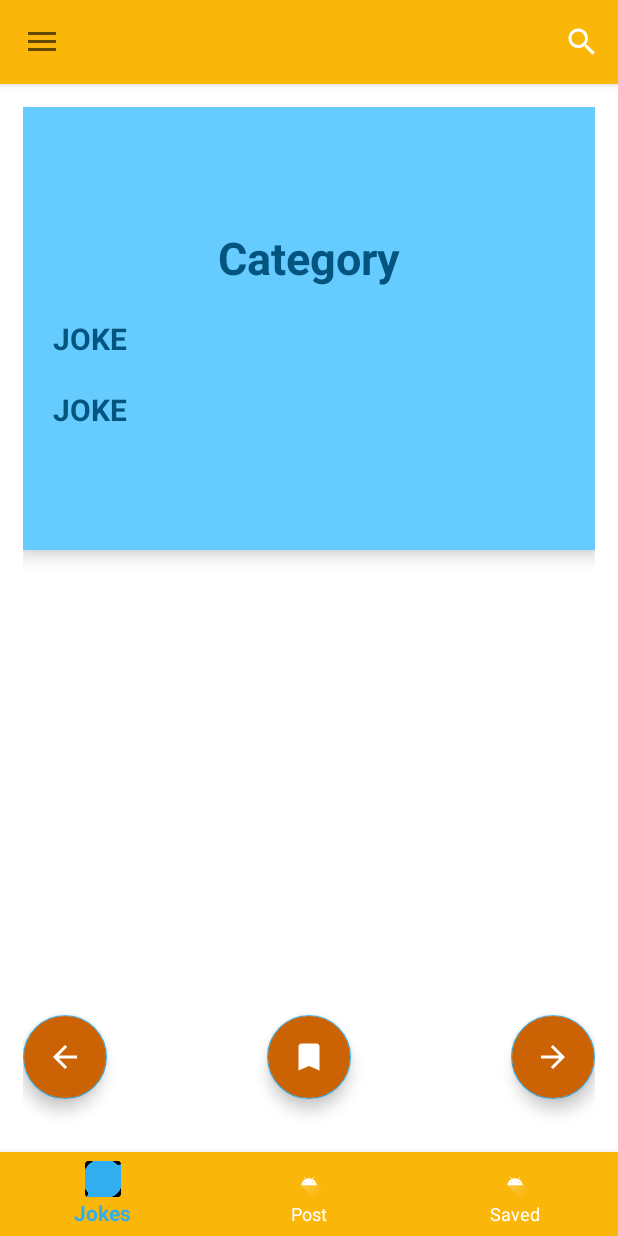
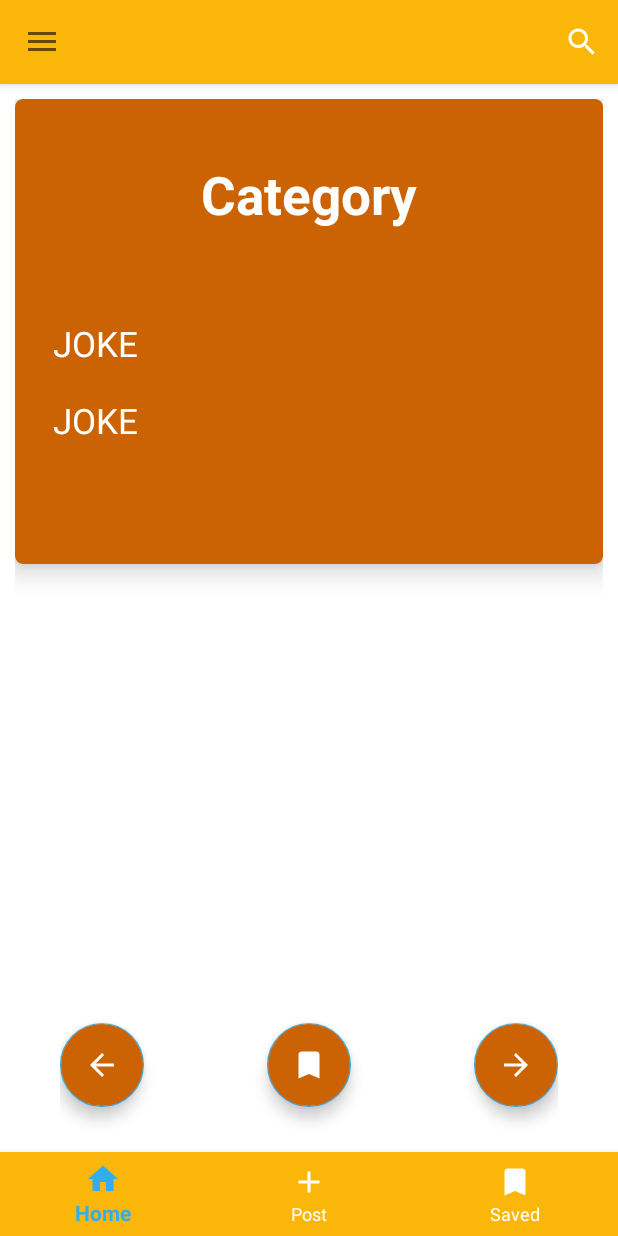
Before and after one commit to 4romgod/Got-Jokes, an Android app: the screen it shows after launch (MainActivity), on a phone screen of 412 x 824 dp. Run offline under Robolectric (Android 15) with nearby library versions, the phone set to English and light mode, and no system bars; 1 statement that could not run was skipped.

Commit message:
GUI IS LOOKING KINDA GOOD

```diff
--- a/app/src/main/java/com/template/got_jokes/Network/RetrofitClientInstance.java
+++ b/app/src/main/java/com/template/got_jokes/Network/RetrofitClientInstance.java
@@ -14,7 +14,7 @@ public class RetrofitClientInstance {
     public static Retrofit getRetrofitInstance(){
 
         HttpLoggingInterceptor interceptor = new HttpLoggingInterceptor();
-        interceptor.setLevel(HttpLoggingInterceptor.Level.NONE);
+        interceptor.setLevel(HttpLoggingInterceptor.Level.HEADERS);
         OkHttpClient client = new OkHttpClient.Builder()
                 .addInterceptor(interceptor)
                 .build();
--- a/app/src/main/java/com/template/got_jokes/mvvm/repository/RepositoryGetJoke.java
+++ /dev/null
@@ -1,38 +0,0 @@
-package com.template.got_jokes.mvvm.repository;
-
-import android.widget.Toast;
-
-import com.template.got_jokes.Network.IGetDataService;
-import com.template.got_jokes.Network.RetrofitClientInstance;
-import com.template.got_jokes.mvvm.model.Joke;
-import com.template.got_jokes.mvvm.model.Joke1P;
-
-import retrofit2.Call;
-import retrofit2.Callback;
-import retrofit2.Response;
-
-/*public class RepositoryGetJoke {
-
-    IGetDataService service = RetrofitClientInstance.getRetrofitInstance().create(IGetDataService.class);
-
-    public void getJoke(){
-        Call<Joke1P> call = service.getJoke1P("Dark");
-        call.enqueue(new Callback<Joke1P>() {
-            @Override
-            public void onResponse(Call<Joke1P> call, Response<Joke1P> response) {
-                progressDialog.dismiss();
-
-                Joke joke = response.body();
-                tvCategory.setText(joke.getCategory());
-                tvJoke.setText(joke.getJoke());
-            }
-
-            @Override
-            public void onFailure(Call<Joke1P> call, Throwable t) {
-                progressDialog.dismiss();
-                Toast.makeText(getContext(), "Something got fucked up", Toast.LENGTH_SHORT).show();
-            }
-        });
-    }
-
-}*/
--- a/app/src/main/java/com/template/got_jokes/mvvm/view/activity/MainActivity.java
+++ b/app/src/main/java/com/template/got_jokes/mvvm/view/activity/MainActivity.java
@@ -9,7 +9,7 @@ import android.view.MenuItem;
 import android.widget.Toast;
 
 import com.google.android.material.bottomnavigation.BottomNavigationView;
-import com.template.got_jokes.mvvm.view.fragment.FragJokes;
+import com.template.got_jokes.mvvm.view.fragment.FragHome;
 import com.template.got_jokes.mvvm.view.fragment.FragProfile;
 import com.template.got_jokes.mvvm.view.fragment.FragSaved;
 import com.template.got_jokes.R;
@@ -29,7 +29,7 @@ public class MainActivity extends AppCompatActivity {
         setContentView(R.layout.activity_main);
 
         initViews();
-        UI.replaceFragment(fragmentManager, new FragJokes(), R.id.layout_frame_main);
+        UI.replaceFragment(fragmentManager, new FragHome(), R.id.layout_frame_main);
 
         enableNavBottom();
     }       //end onCreate()
@@ -47,9 +47,9 @@ public class MainActivity extends AppCompatActivity {
 
                 switch (menuItem.getItemId()){
 
-                    case R.id.jokes:{
+                    case R.id.home:{
                         Toast.makeText(MainActivity.this, "Jokes", Toast.LENGTH_SHORT).show();
-                        UI.replaceFragment(fragmentManager, new FragJokes(), R.id.layout_frame_main);
+                        UI.replaceFragment(fragmentManager, new FragHome(), R.id.layout_frame_main);
                         break;
                     }
                     case R.id.saved:{
--- a/app/src/main/java/com/template/got_jokes/mvvm/view/fragment/FragJokes.java
+++ b/app/src/main/java/com/template/got_jokes/mvvm/view/fragment/FragHome.java
@@ -8,7 +8,6 @@ import android.view.MenuInflater;
 import android.view.MenuItem;
 import android.view.View;
 import android.view.ViewGroup;
-import android.widget.ImageView;
 import android.widget.SearchView;
 import android.widget.Toast;
 
@@ -23,12 +22,11 @@ import androidx.drawerlayout.widget.DrawerLayout;
 import androidx.fragment.app.Fragment;
 import androidx.fragment.app.FragmentManager;
 
-import com.google.android.material.appbar.AppBarLayout;
 import com.google.android.material.navigation.NavigationView;
 import com.template.got_jokes.R;
 import com.template.got_jokes.UI;
 
-public class FragJokes extends Fragment implements NavigationView.OnNavigationItemSelectedListener {
+public class FragHome extends Fragment implements NavigationView.OnNavigationItemSelectedListener {
     private static final String TAG = "FragJokes";
 
     //VIEWS
@@ -66,7 +64,7 @@ public class FragJokes extends Fragment implements NavigationView.OnNavigationIt
     @Override
     public View onCreateView(@NonNull LayoutInflater inflater, @Nullable ViewGroup container, @Nullable Bundle savedInstanceState) {
         if(layoutMain == null){
-            layoutMain = inflater.inflate(R.layout.frag_jokes, null);
+            layoutMain = inflater.inflate(R.layout.frag_home, null);
         }
         initViews();
         setupToolbar();
@@ -121,7 +119,7 @@ public class FragJokes extends Fragment implements NavigationView.OnNavigationIt
     public boolean onNavigationItemSelected(@NonNull MenuItem menuItem) {
         switch (menuItem.getItemId()){
 
-            case R.id.jokes:
+            case R.id.home:
                 catJoke = getString(R.string.any);
                 Toast.makeText(getContext(), catJoke, Toast.LENGTH_SHORT).show();
                 break;
--- /dev/null
+++ b/app/src/main/res/drawable/ic_add_white_24dp.xml
@@ -0,0 +1,5 @@
+<vector android:height="24dp" android:tint="#FFFFFF"
+    android:viewportHeight="24.0" android:viewportWidth="24.0"
+    android:width="24dp" xmlns:android="http://schemas.android.com/apk/res/android">
+    <path android:fillColor="#FF000000" android:pathData="M19,13h-6v6h-2v-6H5v-2h6V5h2v6h6v2z"/>
+</vector>
--- /dev/null
+++ b/app/src/main/res/drawable/ic_code_grey_24dp.xml
@@ -0,0 +1,5 @@
+<vector android:height="24dp" android:tint="#A1A1A1"
+    android:viewportHeight="24.0" android:viewportWidth="24.0"
+    android:width="24dp" xmlns:android="http://schemas.android.com/apk/res/android">
+    <path android:fillColor="#FF000000" android:pathData="M9.4,16.6L4.8,12l4.6,-4.6L8,6l-6,6 6,6 1.4,-1.4zM14.6,16.6l4.6,-4.6 -4.6,-4.6L16,6l6,6 -6,6 -1.4,-1.4z"/>
+</vector>
--- /dev/null
+++ b/app/src/main/res/drawable/ic_dark_grey_24dp.xml
@@ -0,0 +1,5 @@
+<vector android:height="24dp" android:tint="#A1A1A1"
+    android:viewportHeight="24.0" android:viewportWidth="24.0"
+    android:width="24dp" xmlns:android="http://schemas.android.com/apk/res/android">
+    <path android:fillColor="#FF000000" android:pathData="M11.99,2C6.47,2 2,6.47 2,12s4.47,10 9.99,10S22,17.53 22,12 17.52,2 11.99,2zM12,20c-4.42,0 -8,-3.58 -8,-8s3.58,-8 8,-8 8,3.58 8,8 -3.58,8 -8,8zM16.18,7.76l-1.06,1.06 -1.06,-1.06L13,8.82l1.06,1.06L13,10.94 14.06,12l1.06,-1.06L16.18,12l1.06,-1.06 -1.06,-1.06 1.06,-1.06zM7.82,12l1.06,-1.06L9.94,12 11,10.94 9.94,9.88 11,8.82 9.94,7.76 8.88,8.82 7.82,7.76 6.76,8.82l1.06,1.06 -1.06,1.06zM12,14c-2.33,0 -4.31,1.46 -5.11,3.5h10.22c-0.8,-2.04 -2.78,-3.5 -5.11,-3.5z"/>
+</vector>
--- /dev/null
+++ b/app/src/main/res/drawable/ic_home_white_24dp.xml
@@ -0,0 +1,5 @@
+<vector android:height="24dp" android:tint="#FFFFFF"
+    android:viewportHeight="24.0" android:viewportWidth="24.0"
+    android:width="24dp" xmlns:android="http://schemas.android.com/apk/res/android">
+    <path android:fillColor="#FF000000" android:pathData="M10,20v-6h4v6h5v-8h3L12,3 2,12h3v8z"/>
+</vector>
--- /dev/null
+++ b/app/src/main/res/drawable/ic_miscellaneous_grey_24dp.xml
@@ -0,0 +1,5 @@
+<vector android:height="24dp" android:tint="#A1A1A1"
+    android:viewportHeight="24.0" android:viewportWidth="24.0"
+    android:width="24dp" xmlns:android="http://schemas.android.com/apk/res/android">
+    <path android:fillColor="#FF000000" android:pathData="M18.6,6.62c-1.44,0 -2.8,0.56 -3.77,1.53L12,10.66 10.48,12h0.01L7.8,14.39c-0.64,0.64 -1.49,0.99 -2.4,0.99 -1.87,0 -3.39,-1.51 -3.39,-3.38S3.53,8.62 5.4,8.62c0.91,0 1.76,0.35 2.44,1.03l1.13,1 1.51,-1.34L9.22,8.2C8.2,7.18 6.84,6.62 5.4,6.62 2.42,6.62 0,9.04 0,12s2.42,5.38 5.4,5.38c1.44,0 2.8,-0.56 3.77,-1.53l2.83,-2.5 0.01,0.01L13.52,12h-0.01l2.69,-2.39c0.64,-0.64 1.49,-0.99 2.4,-0.99 1.87,0 3.39,1.51 3.39,3.38s-1.52,3.38 -3.39,3.38c-0.9,0 -1.76,-0.35 -2.44,-1.03l-1.14,-1.01 -1.51,1.34 1.27,1.12c1.02,1.01 2.37,1.57 3.82,1.57 2.98,0 5.4,-2.41 5.4,-5.38s-2.42,-5.37 -5.4,-5.37z"/>
+</vector>
--- /dev/null
+++ b/app/src/main/res/drawable/ic_shuffle_grey_24dp.xml
@@ -0,0 +1,5 @@
+<vector android:height="24dp" android:tint="#A1A1A1"
+    android:viewportHeight="24.0" android:viewportWidth="24.0"
+    android:width="24dp" xmlns:android="http://schemas.android.com/apk/res/android">
+    <path android:fillColor="#FF000000" android:pathData="M10.59,9.17L5.41,4 4,5.41l5.17,5.17 1.42,-1.41zM14.5,4l2.04,2.04L4,18.59 5.41,20 17.96,7.46 20,9.5L20,4h-5.5zM14.83,13.41l-1.41,1.41 3.13,3.13L14.5,20L20,20v-5.5l-2.04,2.04 -3.13,-3.13z"/>
+</vector>
--- a/app/src/main/res/layout/frag_jokes.xml
+++ b/app/src/main/res/layout/frag_home.xml
@@ -6,7 +6,7 @@
     xmlns:android="http://schemas.android.com/apk/res/android"
     android:layout_width="match_parent"
     android:layout_height="match_parent"
-    tools:context=".mvvm.view.fragment.FragJokes">
+    tools:context=".mvvm.view.fragment.FragHome">
 
     <RelativeLayout
         android:layout_width="match_parent"
@@ -16,6 +16,7 @@
             android:id="@+id/layout_app_bar"
             android:layout_width="match_parent"
             android:layout_height="wrap_content"
+            android:elevation="5dp"
             android:layout_alignParentLeft="true"
             android:layout_alignParentRight="true">
 
--- a/app/src/main/res/layout/frag_laugh.xml
+++ b/app/src/main/res/layout/frag_laugh.xml
@@ -5,29 +5,34 @@
     android:layout_width="match_parent"
     android:layout_height="match_parent"
     android:background="@color/white"
-    android:padding="15dp">
+    android:padding="10dp">
+
+    <androidx.cardview.widget.CardView
+        android:layout_width="match_parent"
+        android:layout_height="wrap_content"
+        app:cardBackgroundColor="@color/colorPrimaryDark"
+        app:cardCornerRadius="5dp"
+        app:cardElevation="10dp"
+        app:layout_constraintEnd_toEndOf="parent"
+        app:layout_constraintStart_toStartOf="parent"
+        app:layout_constraintTop_toTopOf="parent">
 
         <androidx.constraintlayout.widget.ConstraintLayout
             android:layout_width="match_parent"
-        android:layout_height="wrap_content"
+            android:layout_height="match_parent"
             android:paddingLeft="20dp"
             android:paddingRight="20dp"
-        android:paddingBottom="80dp"
-        android:background="@color/blueLight"
-        android:elevation="7dp"
-        app:layout_constraintEnd_toEndOf="parent"
-        app:layout_constraintStart_toStartOf="parent"
-        app:layout_constraintTop_toTopOf="parent">
+            android:paddingBottom="80dp">
 
             <TextView
                 android:id="@+id/text_category"
                 android:layout_width="wrap_content"
                 android:layout_height="wrap_content"
+                android:layout_marginTop="40dp"
                 android:text="Category"
-            android:textSize="30dp"
+                android:textColor="@color/white"
+                android:textSize="35dp"
                 android:textStyle="bold"
-            android:textColor="@color/blueDark"
-            android:layout_marginTop="80dp"
                 app:layout_constraintEnd_toEndOf="parent"
                 app:layout_constraintStart_toStartOf="parent"
                 app:layout_constraintTop_toTopOf="parent" />
@@ -37,31 +42,35 @@
                 android:id="@+id/text_joke"
                 android:layout_width="wrap_content"
                 android:layout_height="wrap_content"
+                android:layout_marginTop="60dp"
+                android:paddingLeft="5dp"
                 android:text="JOKE"
-            android:textSize="20dp"
-            android:textStyle="bold"
-            android:textColor="@color/blueDark"
+                android:textColor="@color/white"
+                android:textSize="23dp"
                 app:layout_constraintStart_toStartOf="parent"
-            app:layout_constraintTop_toBottomOf="@+id/text_category"
-            android:layout_marginTop="20dp" />
+                app:layout_constraintTop_toBottomOf="@+id/text_category" />
 
             <TextView
                 android:id="@+id/text_joke2"
                 android:layout_width="wrap_content"
                 android:layout_height="wrap_content"
+                android:layout_marginTop="20dp"
+                android:paddingLeft="5dp"
                 android:text="JOKE"
-            android:textSize="20dp"
-            android:textStyle="bold"
-            android:textColor="@color/blueDark"
+                android:textColor="@color/white"
+                android:textSize="23dp"
                 app:layout_constraintStart_toStartOf="parent"
-            app:layout_constraintTop_toBottomOf="@+id/text_joke"
-            android:layout_marginTop="20dp" />
+                app:layout_constraintTop_toBottomOf="@+id/text_joke" />
 
         </androidx.constraintlayout.widget.ConstraintLayout>
 
+    </androidx.cardview.widget.CardView>
+
     <androidx.constraintlayout.widget.ConstraintLayout
+        android:id="@+id/constraintLayout"
         android:layout_width="match_parent"
         android:layout_height="wrap_content"
+        android:paddingHorizontal="30dp"
         app:layout_constraintBottom_toBottomOf="parent"
         app:layout_constraintEnd_toEndOf="parent"
         app:layout_constraintStart_toStartOf="parent">
@@ -103,6 +112,4 @@
     </androidx.constraintlayout.widget.ConstraintLayout>
 
 
-
-
 </androidx.constraintlayout.widget.ConstraintLayout>
--- a/app/src/main/res/menu/menu_drawer.xml
+++ b/app/src/main/res/menu/menu_drawer.xml
@@ -3,8 +3,9 @@
     xmlns:app="http://schemas.android.com/apk/res-auto">
 
     <group>
-        <item android:title="Jokes"
-            android:id="@+id/jokes"
+        <item android:title="Shuffle"
+            android:id="@+id/home"
+            android:icon="@drawable/ic_shuffle_grey_24dp"
             app:showAsAction="never"/>
     </group>
 
@@ -13,14 +14,17 @@
         <menu>
             <item android:title="Programming"
                 android:id="@+id/programming"
+                android:icon="@drawable/ic_code_grey_24dp"
                 app:showAsAction="never"/>
 
             <item android:title="Miscellaneous"
                 android:id="@+id/miscellaneous"
+                android:icon="@drawable/ic_miscellaneous_grey_24dp"
                 app:showAsAction="never"/>
 
             <item android:title="Dark"
                 android:id="@+id/dark"
+                android:icon="@drawable/ic_dark_grey_24dp"
                 app:showAsAction="never"/>
         </menu>
 
--- a/app/src/main/res/menu/menu_nav_bottom.xml
+++ b/app/src/main/res/menu/menu_nav_bottom.xml
@@ -3,19 +3,19 @@
     xmlns:app="http://schemas.android.com/apk/res-auto">
 
     <group android:checkableBehavior="single">
-        <item android:id="@+id/jokes"
-            android:title="Jokes"
-            android:icon="@mipmap/ic_laugh"
+        <item android:id="@+id/home"
+            android:title="Home"
+            android:icon="@drawable/ic_home_white_24dp"
             app:showAsAction="always"/>
 
         <item android:id="@+id/post"
             android:title="Post"
-            android:icon="@drawable/ic_launcher_foreground"
+            android:icon="@drawable/ic_add_white_24dp"
             app:showAsAction="always"/>
 
         <item android:id="@+id/saved"
             android:title="Saved"
-            android:icon="@drawable/ic_launcher_foreground"
+            android:icon="@drawable/ic_save_save_24dp"
             app:showAsAction="always"/>
 
 
```
Also changed, not shown: app/build.gradle (+7 -0 lines). Lines whose indentation alone changed are shown as unchanged.
